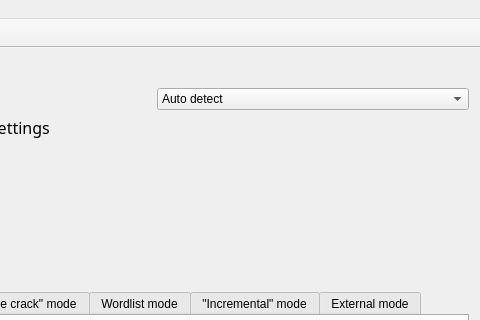
This is mainwindow.ui in openwall/johnny as Qt 5 draws it before an edit; both pictures show x 428 to 908 and y 0 to 320 of the 908 by 993 pixel window. The edited form follows.
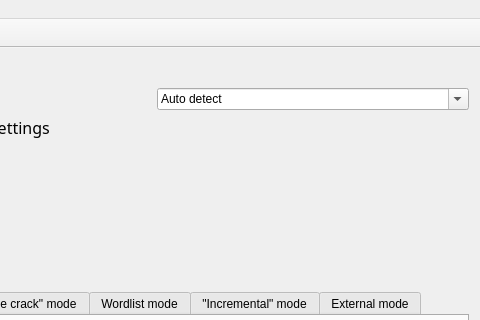
This is the edited form. Icons and pictures are not drawn.

Commit message: made format name editable, user could enter its own name instead of picking from list

```diff
--- a/mainwindow.ui
+++ b/mainwindow.ui
@@ -316,6 +316,9 @@
                </item>
                <item>
                 <widget class="QComboBox" name="comboBox_Format">
+                 <property name="editable">
+                  <bool>true</bool>
+                 </property>
                  <item>
                   <property name="text">
                    <string>Auto detect</string>
```
